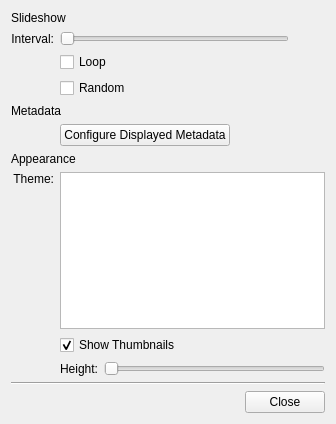
Above: app/fullscreenconfigdialog.ui from KDE/gwenview before the change. Below: the same form after it.
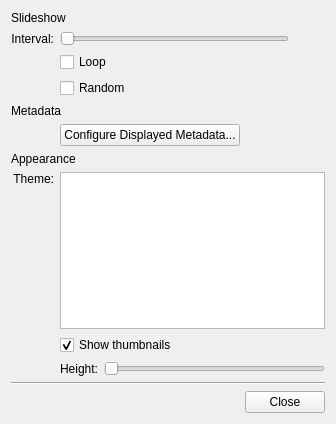
That is the form after the change.

Diff of the .ui file:
```diff
--- a/app/fullscreenconfigdialog.ui
+++ b/app/fullscreenconfigdialog.ui
@@ -95,7 +95,7 @@
      <item>
       <widget class="QPushButton" name="mConfigureDisplayedInformationButton" >
        <property name="text" >
-        <string>Configure Displayed Metadata</string>
+        <string>Configure Displayed Metadata...</string>
        </property>
       </widget>
      </item>
@@ -140,7 +140,7 @@
    <item row="8" column="1" >
     <widget class="QCheckBox" name="mShowThumbnailsCheckBox" >
      <property name="text" >
-      <string>Show Thumbnails</string>
+      <string>Show thumbnails</string>
      </property>
      <property name="checked" >
       <bool>true</bool>
```
